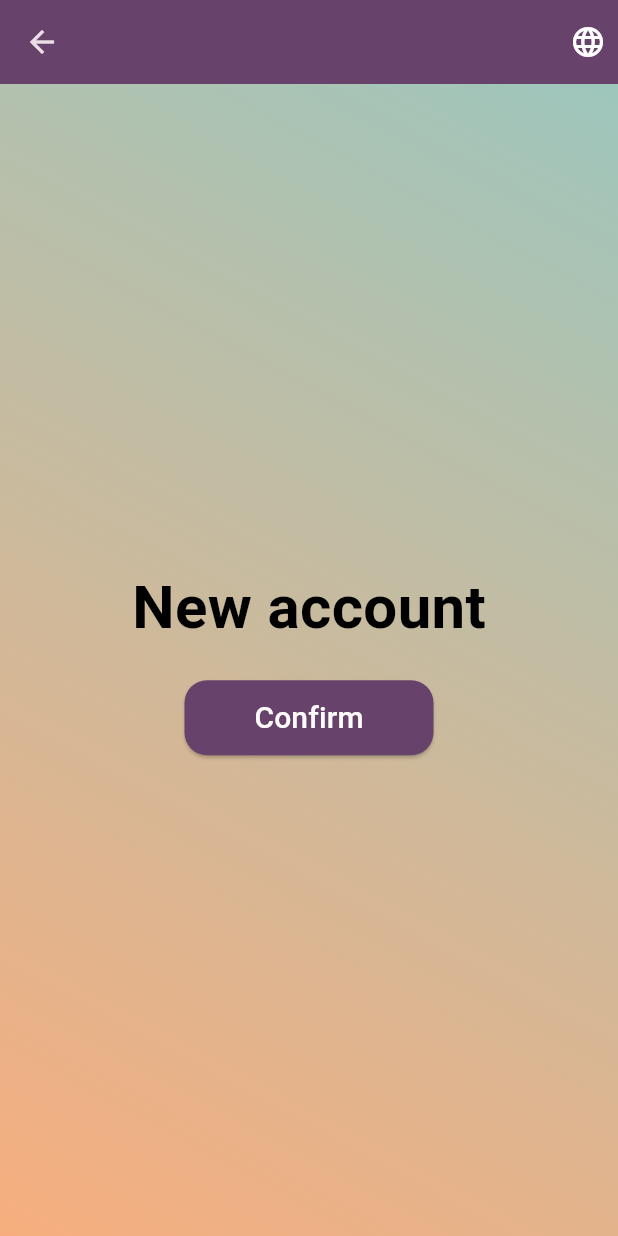
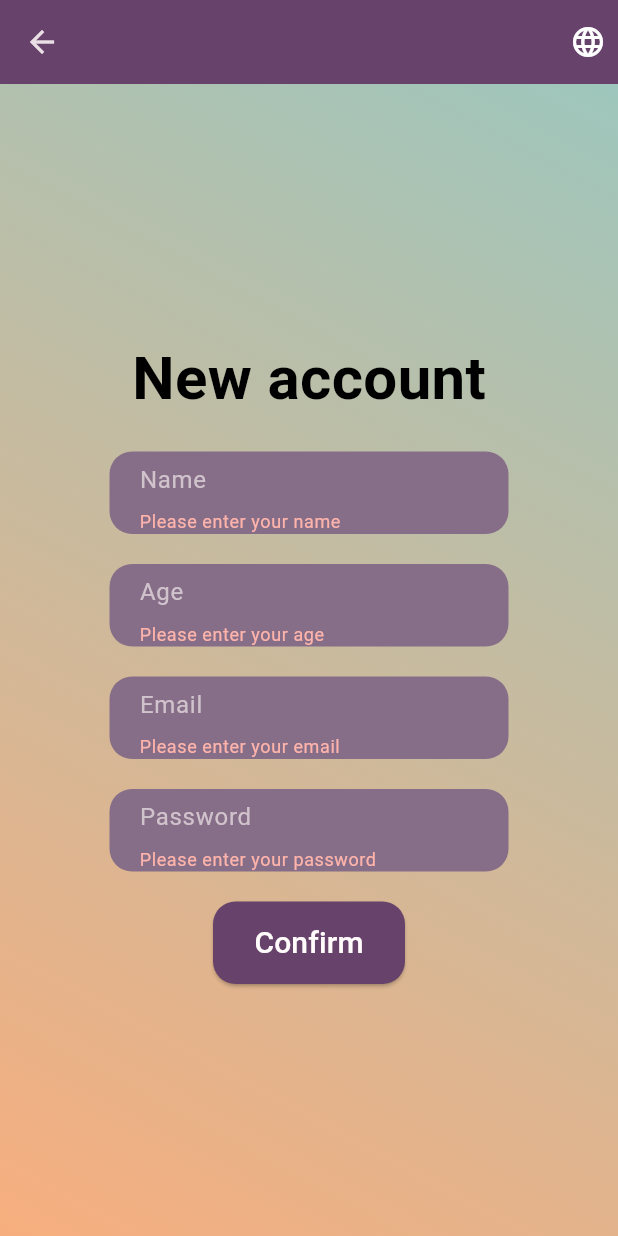
Before and after one commit to SaraElwatany/Nour-App, a Flutter app: the NewAccount screen opened directly, after a tap on "Confirm", on a phone screen of 412 x 824 dp. Run offline on Flutter 3.47's test engine with Material 3 defaults, Android fonts, the phone set to English and light mode, and no system bars; our stand-ins replace shared_preferences; accounts and stored records are empty; generated files the repository leaves out were written again.

Commit message:
New account screen

```diff
--- a/lib/l10n/intl_ar.arb
+++ b/lib/l10n/intl_ar.arb
@@ -6,7 +6,17 @@
 "hopeful" :"أمل",
 "calm":"هدوء",
 "follow":"متابعة",
-"confirm" : "تأكيد"
+"confirm" : "تأكيد",
+"email" : "البريد الاكترونى",
+"password" : "كلمة السر",
+"name":"الأسم",
+"age":"السن",
+"email_validation":"من فضلك ادخل البريد الالكترونى",
+"password_validation":"من فضلك ادخل كلمة السر",
+"name_validation":"من فضلك ادخل أسمك",
+"age_validation":"من فضلك ادخل عمرك",
+"male":"ذكر",
+"female":"أنثى"
 
 
 
--- a/lib/l10n/intl_en.arb
+++ b/lib/l10n/intl_en.arb
@@ -6,7 +6,17 @@
 "hopeful" :"hopeful",
 "calm":"calm",
 "follow":"follow up",
-"confirm" : "Confirm"
+"confirm" : "Confirm",
+"email":"Email",
+"password": "Password",
+"name":"Name",
+"age": "Age",
+"email_validation":"Please enter your email",
+"password_validation":"Please enter your password",
+"name_validation":"Please enter your name",
+"age_validation":"Please enter your age",
+"male":"Male",
+"female":"Female"
 
 
 
--- a/lib/screens/login_screen.dart
+++ b/lib/screens/login_screen.dart
@@ -10,15 +10,9 @@
 // }
 
 // class _LoginScreenState extends State<LoginScreen> {
-//   late TextEditingController _emailController;
-//   late TextEditingController _passwordController;
-
-//   @override
-//   void initState() {
-//     super.initState();
-//     _emailController = TextEditingController();
-//     _passwordController = TextEditingController();
-//   }
+//   final _emailController = TextEditingController();
+//   final _passwordController = TextEditingController();
+//   final _formKey = GlobalKey<FormState>();
 
 //   @override
 //   void dispose() {
@@ -47,71 +41,88 @@
 //         child: Center(
 //           child: Padding(
 //             padding: const EdgeInsets.all(16.0),
-//             child: Column(
-//               mainAxisAlignment: MainAxisAlignment.center,
-//               children: [
-//                 Text(
-//                   S.of(context).sign_in,
-//                   style: const TextStyle(
-//                     fontSize: 40,
-//                     color: Colors.black,
-//                     fontWeight: FontWeight.bold,
-//                   ),
-//                 ),
-//                 SizedBox(height: 20),
-//                 Container(
-//                   decoration: BoxDecoration(
-//                     color: Theme.of(context).colorScheme.surface,
-//                     borderRadius: BorderRadius.circular(15),
-//                   ),
-//                   padding: const EdgeInsets.symmetric(horizontal: 20),
-//                   child: TextField(
-//                     controller: _emailController,
-//                     decoration: InputDecoration(
-//                       hintText: 'Email',
-//                       border: InputBorder.none,
+//             child: Form(
+//               key: _formKey,
+//               child: Column(
+//                 mainAxisAlignment: MainAxisAlignment.center,
+//                 children: [
+//                   Text(
+//                     S.of(context).sign_in,
+//                     style: const TextStyle(
+//                       fontSize: 40,
+//                       color: Colors.black,
+//                       fontWeight: FontWeight.bold,
 //                     ),
 //                   ),
-//                 ),
-//                 SizedBox(height: 20),
-//                 Container(
-//                   decoration: BoxDecoration(
-//                     color: Theme.of(context).colorScheme.surface,
-//                     borderRadius: BorderRadius.circular(15),
-//                   ),
-//                   padding: const EdgeInsets.symmetric(horizontal: 20),
-//                   child: TextField(
-//                     controller: _passwordController,
-//                     obscureText: true,
-//                     decoration: InputDecoration(
-//                       hintText: 'Password',
-//                       border: InputBorder.none,
+//                   const SizedBox(height: 20),
+//                   Container(
+//                     decoration: BoxDecoration(
+//                       color: const Color.fromARGB(255, 135, 110, 136),
+//                       borderRadius: BorderRadius.circular(15),
+//                     ),
+//                     padding: const EdgeInsets.symmetric(horizontal: 20),
+//                     child: TextFormField(
+//                       controller: _emailController,
+//                       decoration: InputDecoration(
+//                         hintText: S.of(context).email,
+//                         border: InputBorder.none,
+//                       ),
+//                       validator: (value) {
+//                         if (value == null || value.isEmpty) {
+//                           return 'Please enter your email';
+//                         }
+//                         return null;
+//                       },
 //                     ),
 //                   ),
-//                 ),
-//                 SizedBox(height: 20),
-//                 ElevatedButton(
-//                   onPressed: () {
-//                     String email = _emailController.text;
-//                     String password = _passwordController.text;
-//                     // Implement your sign-in functionality here
-//                   },
-//                   style: ElevatedButton.styleFrom(
-//                     shape: RoundedRectangleBorder(
+//                   const SizedBox(height: 20),
+//                   Container(
+//                     decoration: BoxDecoration(
+//                       color: const Color.fromARGB(255, 135, 110, 136),
 //                       borderRadius: BorderRadius.circular(15),
 //                     ),
-//                     fixedSize: const Size(166, 50),
-//                     backgroundColor: Theme.of(context).colorScheme.surface,
-//                   ),
-//                   child: Text(
-//                     S.of(context).confirm,
-//                     style: const TextStyle(
-//                       fontSize: 20,
-//                       color: Color.fromARGB(255, 255, 251, 251),
+//                     padding: const EdgeInsets.symmetric(horizontal: 20),
+//                     child: TextFormField(
+//                       controller: _passwordController,
+//                       obscureText: true,
+//                       decoration: InputDecoration(
+//                         hintText: S.of(context).password,
+//                         border: InputBorder.none,
+//                       ),
+//                       validator: (value) {
+//                         if (value == null || value.isEmpty) {
+//                           return 'Please enter your password';
+//                         }
+//                         return null;
+//                       },
 //                     ),
 //                   ),
-//                 ),
-//               ],
+//                   const SizedBox(height: 20),
+//                   ElevatedButton(
+//                     onPressed: () {
+//                       if (_formKey.currentState!.validate()) {
+//                         String email = _emailController.text;
+//                         String password = _passwordController.text;
+//                         // back
+//                       }
+//                     },
+//                     style: ElevatedButton.styleFrom(
+//                       shape: RoundedRectangleBorder(
+//                         borderRadius: BorderRadius.circular(15),
+//                       ),
+//                       fixedSize: const Size(128, 55),
+//                       backgroundColor: Theme.of(context).colorScheme.surface,
+//                     ),
+//                     child: Text(
+//                       S.of(context).confirm,
+//                       style: const TextStyle(
+//                         fontSize: 20,
+//                         color: Color.fromARGB(255, 255, 251, 251),
+//                       ),
+//                     ),
+//                   ),
+//                 ],
+//               ),
 //             ),
 //           ),
 //         ),
@@ -175,31 +186,38 @@ class _LoginScreenState extends State<LoginScreen> {
                       fontWeight: FontWeight.bold,
                     ),
                   ),
-                  SizedBox(height: 20),
-                  Container(
+                  const SizedBox(height: 20),
+                  SizedBox(
+                    width: 266,
+                    height: 55,
+                    child: Container(
                       decoration: BoxDecoration(
-                      color: Color.fromARGB(255, 135, 110, 136),
+                        color: const Color.fromARGB(255, 135, 110, 136),
                         borderRadius: BorderRadius.circular(15),
                       ),
                       padding: const EdgeInsets.symmetric(horizontal: 20),
                       child: TextFormField(
                         controller: _emailController,
                         decoration: InputDecoration(
-                        hintText: 'Email',
+                          hintText: S.of(context).email,
                           border: InputBorder.none,
                         ),
                         validator: (value) {
                           if (value == null || value.isEmpty) {
-                          return 'Please enter your email';
+                            return S.of(context).email_validation;
                           }
                           return null;
                         },
                       ),
                     ),
-                  SizedBox(height: 20),
-                  Container(
+                  ),
+                  const SizedBox(height: 20),
+                  SizedBox(
+                    width: 266,
+                    height: 55,
+                    child: Container(
                       decoration: BoxDecoration(
-                      color: Color.fromARGB(255, 135, 110, 136),
+                        color: const Color.fromARGB(255, 135, 110, 136),
                         borderRadius: BorderRadius.circular(15),
                       ),
                       padding: const EdgeInsets.symmetric(horizontal: 20),
@@ -207,15 +225,16 @@ class _LoginScreenState extends State<LoginScreen> {
                         controller: _passwordController,
                         obscureText: true,
                         decoration: InputDecoration(
-                        hintText: 'Password',
+                          hintText: S.of(context).password,
                           border: InputBorder.none,
                         ),
                         validator: (value) {
                           if (value == null || value.isEmpty) {
-                          return 'Please enter your password';
+                            return S.of(context).password_validation;
                           }
                           return null;
                         },
+                      ),
                     ),
                   ),
                   const SizedBox(height: 20),
@@ -231,7 +250,7 @@ class _LoginScreenState extends State<LoginScreen> {
                       shape: RoundedRectangleBorder(
                         borderRadius: BorderRadius.circular(15),
                       ),
-                      fixedSize: const Size(166, 50),
+                      fixedSize: const Size(128, 55),
                       backgroundColor: Theme.of(context).colorScheme.surface,
                     ),
                     child: Text(
--- a/lib/screens/signUp_screen.dart
+++ b/lib/screens/signUp_screen.dart
@@ -10,20 +10,18 @@ class NewAccount extends StatefulWidget {
 }
 
 class _LoginScreenState extends State<NewAccount> {
-  late TextEditingController _emailController;
-  late TextEditingController _passwordController;
-
-  @override
-  void initState() {
-    super.initState();
-    _emailController = TextEditingController();
-    _passwordController = TextEditingController();
-  }
+  final _emailController = TextEditingController();
+  final _passwordController = TextEditingController();
+  final _nameController = TextEditingController();
+  final _ageController = TextEditingController();
+  final _formKey = GlobalKey<FormState>();
 
   @override
   void dispose() {
     _emailController.dispose();
     _passwordController.dispose();
+    _nameController.dispose();
+    _ageController.dispose();
     super.dispose();
   }
 
@@ -46,7 +44,9 @@ class _LoginScreenState extends State<NewAccount> {
         ),
         child: Center(
           child: Padding(
-            padding: const EdgeInsets.all(8.0),
+            padding: const EdgeInsets.all(16.0),
+            child: Form(
+              key: _formKey,
               child: Column(
                 mainAxisAlignment: MainAxisAlignment.center,
                 children: [
@@ -59,15 +59,122 @@ class _LoginScreenState extends State<NewAccount> {
                     ),
                   ),
                   const SizedBox(height: 20),
+                  SizedBox(
+                    width: 266,
+                    height: 55,
+                    child: Container(
+                      decoration: BoxDecoration(
+                        color: const Color.fromARGB(255, 135, 110, 136),
+                        borderRadius: BorderRadius.circular(15),
+                      ),
+                      padding: const EdgeInsets.symmetric(horizontal: 20),
+                      child: TextFormField(
+                        controller: _nameController,
+                        obscureText: true,
+                        decoration: InputDecoration(
+                          hintText: S.of(context).name,
+                          border: InputBorder.none,
+                        ),
+                        validator: (value) {
+                          if (value == null || value.isEmpty) {
+                            return S.of(context).name_validation;
+                          }
+                          return null;
+                        },
+                      ),
+                    ),
+                  ),
+                  const SizedBox(height: 20),
+                  SizedBox(
+                    width: 266,
+                    height: 55,
+                    child: Container(
+                      decoration: BoxDecoration(
+                        color: const Color.fromARGB(255, 135, 110, 136),
+                        borderRadius: BorderRadius.circular(15),
+                      ),
+                      padding: const EdgeInsets.symmetric(horizontal: 20),
+                      child: TextFormField(
+                        controller: _ageController,
+                        obscureText: true,
+                        decoration: InputDecoration(
+                          hintText: S.of(context).age,
+                          border: InputBorder.none,
+                        ),
+                        validator: (value) {
+                          if (value == null || value.isEmpty) {
+                            return S.of(context).age_validation;
+                          }
+                          return null;
+                        },
+                      ),
+                    ),
+                  ),
+                  const SizedBox(height: 20),
+                  SizedBox(
+                    width: 266,
+                    height: 55,
+                    child: Container(
+                      decoration: BoxDecoration(
+                        color: const Color.fromARGB(255, 135, 110, 136),
+                        borderRadius: BorderRadius.circular(15),
+                      ),
+                      padding: const EdgeInsets.symmetric(horizontal: 20),
+                      child: TextFormField(
+                        controller: _emailController,
+                        decoration: InputDecoration(
+                          hintText: S.of(context).email,
+                          border: InputBorder.none,
+                        ),
+                        validator: (value) {
+                          if (value == null || value.isEmpty) {
+                            return S.of(context).email_validation;
+                          }
+                          return null;
+                        },
+                      ),
+                    ),
+                  ),
+                  const SizedBox(height: 20),
+                  SizedBox(
+                    width: 266,
+                    height: 55,
+                    child: Container(
+                      decoration: BoxDecoration(
+                        color: const Color.fromARGB(255, 135, 110, 136),
+                        borderRadius: BorderRadius.circular(15),
+                      ),
+                      padding: const EdgeInsets.symmetric(horizontal: 20),
+                      child: TextFormField(
+                        controller: _passwordController,
+                        obscureText: true,
+                        decoration: InputDecoration(
+                          hintText: S.of(context).password,
+                          border: InputBorder.none,
+                        ),
+                        validator: (value) {
+                          if (value == null || value.isEmpty) {
+                            return S.of(context).password_validation;
+                          }
+                          return null;
+                        },
+                      ),
+                    ),
+                  ),
+                  const SizedBox(height: 20),
                   ElevatedButton(
                     onPressed: () {
+                      if (_formKey.currentState!.validate()) {
                         String email = _emailController.text;
                         String password = _passwordController.text;
+                        // back
+                      }
                     },
                     style: ElevatedButton.styleFrom(
                       shape: RoundedRectangleBorder(
-                        borderRadius: BorderRadius.circular(15)),
-                    fixedSize: const Size(166, 50),
+                        borderRadius: BorderRadius.circular(15),
+                      ),
+                      fixedSize: const Size(128, 55),
                       backgroundColor: Theme.of(context).colorScheme.surface,
                     ),
                     child: Text(
@@ -83,6 +190,7 @@ class _LoginScreenState extends State<NewAccount> {
             ),
           ),
         ),
+      ),
     );
   }
 }
```
Also changed, not shown: lib/generated/intl/messages_ar.dart, lib/generated/intl/messages_en.dart, lib/generated/l10n.dart. Lines whose indentation alone changed are shown as unchanged.
